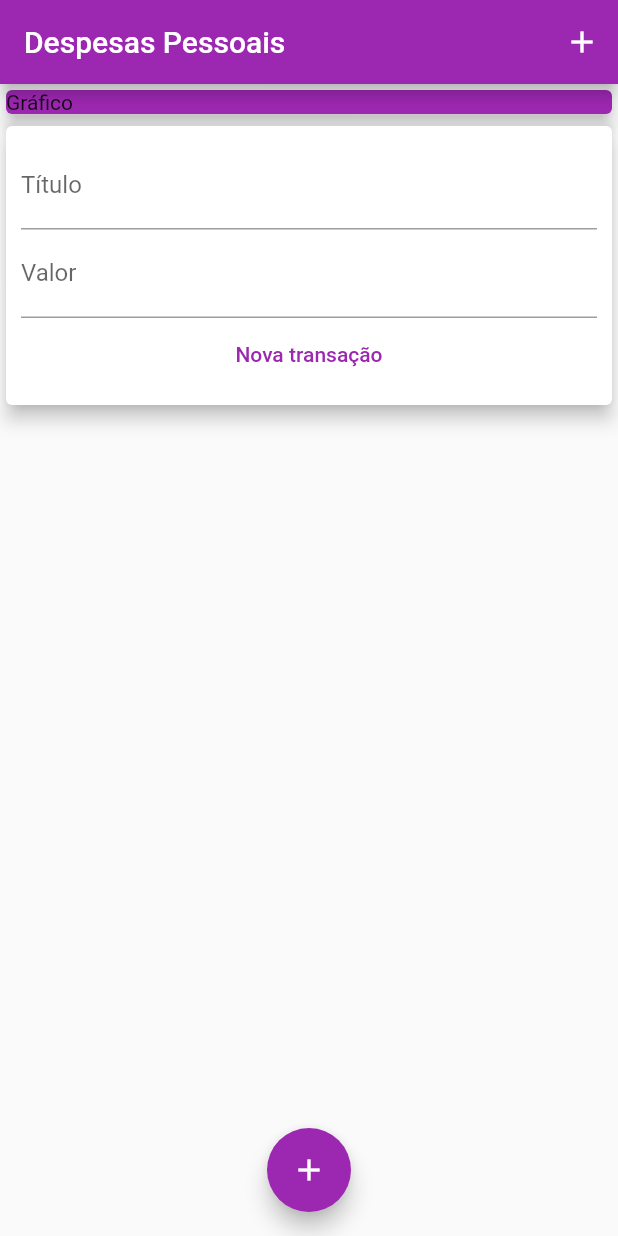
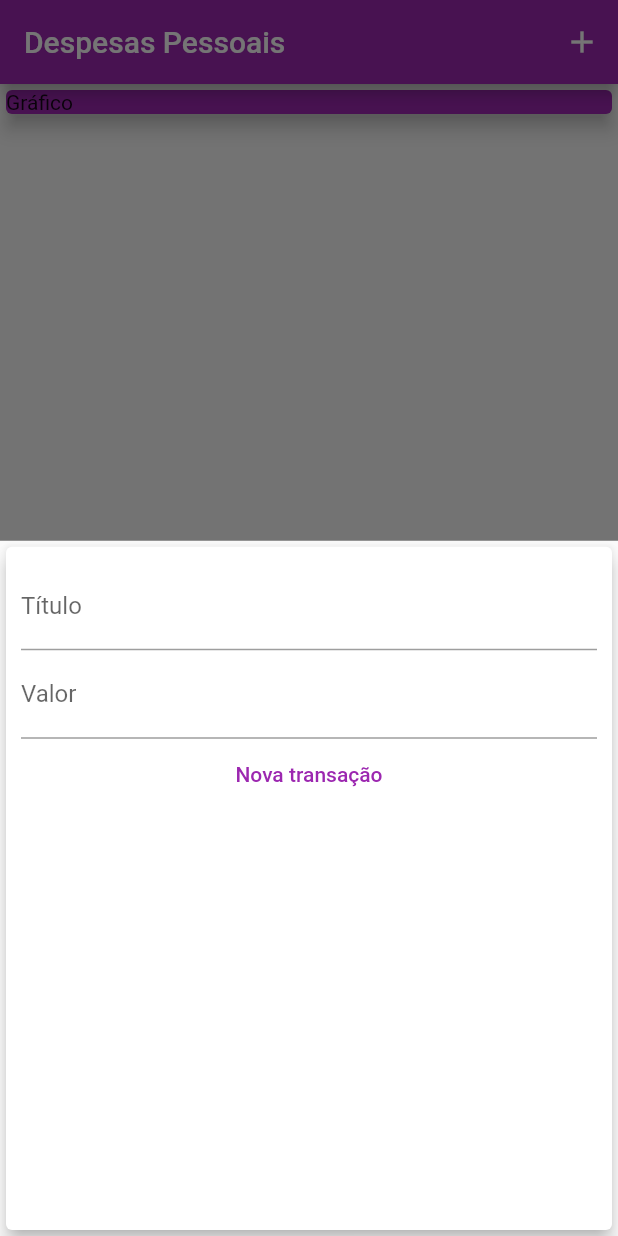
Before and after one commit to ClaudioPMartins/expenses, a Flutter app: the screen it shows after launch, after a tap on the "add" icon, on a phone screen of 412 x 824 dp. Run offline on Flutter 3.47's test engine with Material 2 defaults, Android fonts, the phone set to English and light mode, and no system bars.

```diff
--- a/lib/components/transacao_form.dart
+++ b/lib/components/transacao_form.dart
@@ -1,12 +1,18 @@
 import 'package:flutter/material.dart';
 
-class TransacaoForm extends StatelessWidget {
-  final tituloController = TextEditingController();
-  final valorController = TextEditingController();
-
+class TransacaoForm extends StatefulWidget {
   final void Function(String, double) quandoSubmeter;
 
-  TransacaoForm(this.quandoSubmeter, {super.key});
+  const TransacaoForm(this.quandoSubmeter, {super.key});
+
+  @override
+  State<TransacaoForm> createState() => _TransacaoFormState();
+}
+
+class _TransacaoFormState extends State<TransacaoForm> {
+  final tituloController = TextEditingController();
+
+  final valorController = TextEditingController();
 
   _submeterFormulario() {
     final String titulo = tituloController.text;
@@ -16,7 +22,7 @@ class TransacaoForm extends StatelessWidget {
       return;
     }
 
-    quandoSubmeter(titulo, valor);
+    widget.quandoSubmeter(titulo, valor);
   }
 
   @override
--- a/lib/components/transacao_user.dart
+++ /dev/null
@@ -1,53 +0,0 @@
-import 'dart:math';
-
-import 'package:expenses/components/transacao_lista.dart';
-import 'package:flutter/material.dart';
-import 'package:expenses/models/transacao.dart';
-import 'package:expenses/components/transacao_form.dart';
-
-class TransacaoUser extends StatefulWidget {
-  const TransacaoUser({super.key});
-
-  @override
-  State<TransacaoUser> createState() => _TransacaoUserState();
-}
-
-class _TransacaoUserState extends State<TransacaoUser> {
-  final List<Transacao> _transacoes = <Transacao>[
-    /*Transacao(
-      id: 't1',
-      titulo: 'Compra de tenis',
-      valor: 523.34,
-      data: DateTime.now(),
-    ),
-    Transacao(
-      id: 't2',
-      titulo: 'Caneca',
-      valor: 154.00,
-      data: DateTime.now(),
-    ),*/
-  ];
-
-  _addTransacao(String titulo, double valor) {
-    final novaTransacao = Transacao(
-      id: Random().nextDouble().toString(),
-      titulo: titulo,
-      valor: valor,
-      data: DateTime.now(),
-    );
-
-    setState(() {
-      _transacoes.add(novaTransacao);
-    });
-  }
-
-  @override
-  Widget build(BuildContext context) {
-    return Column(
-      children: [
-        TransacaoForm(_addTransacao),
-        TransacaoLista(_transacoes),
-      ],
-    );
-  }
-}
--- a/lib/main.dart
+++ b/lib/main.dart
@@ -1,5 +1,9 @@
-import 'package:expenses/components/transacao_user.dart';
+import 'dart:math';
 import 'package:flutter/material.dart';
+import 'package:expenses/components/transacao_form.dart';
+
+import 'components/transacao_lista.dart';
+import 'models/transacao.dart';
 
 main() => runApp(const ExpensesApp());
 
@@ -11,8 +15,50 @@ class ExpensesApp extends StatelessWidget {
   }
 }
 
-class MyHomePage extends StatelessWidget {
+class MyHomePage extends StatefulWidget {
   const MyHomePage({Key? key}) : super(key: key);
+
+  @override
+  State<MyHomePage> createState() => _MyHomePageState();
+}
+
+class _MyHomePageState extends State<MyHomePage> {
+  final List<Transacao> _transacoes = <Transacao>[
+    /*Transacao(
+      id: 't1',
+      titulo: 'Compra de tenis',
+      valor: 523.34,
+      data: DateTime.now(),
+    ),
+    Transacao(
+      id: 't2',
+      titulo: 'Caneca',
+      valor: 154.00,
+      data: DateTime.now(),
+    ),*/
+  ];
+
+  _addTransacao(String titulo, double valor) {
+    final novaTransacao = Transacao(
+      id: Random().nextDouble().toString(),
+      titulo: titulo,
+      valor: valor,
+      data: DateTime.now(),
+    );
+
+    setState(() {
+      _transacoes.add(novaTransacao);
+    });
+  }
+
+  _abrirTransacaoFormModal(BuildContext context) {
+    showModalBottomSheet(
+      context: context,
+      builder: (_) {
+        return TransacaoForm(_addTransacao);
+      },
+    );
+  }
 
   @override
   Widget build(BuildContext context) {
@@ -22,28 +68,28 @@ class MyHomePage extends StatelessWidget {
         title: const Text('Despesas Pessoais'),
         actions: [
           IconButton(
-            onPressed: () {},
+            onPressed: () => _abrirTransacaoFormModal(context),
             icon: const Icon(Icons.add),
           )
         ],
       ),
-      body: const SingleChildScrollView(
+      body: SingleChildScrollView(
         child: Column(
           crossAxisAlignment: CrossAxisAlignment.stretch,
           children: [
-            SizedBox(
+            const SizedBox(
               child: Card(
                 color: Colors.purple,
                 elevation: 5,
                 child: Text('Gráfico'),
               ),
             ),
-            TransacaoUser(),
+            TransacaoLista(_transacoes),
           ],
         ),
       ),
       floatingActionButton: FloatingActionButton(
-        onPressed: () {},
+        onPressed: () => _abrirTransacaoFormModal(context),
         backgroundColor: Colors.purple,
         child: const Icon(Icons.add),
       ),
```
